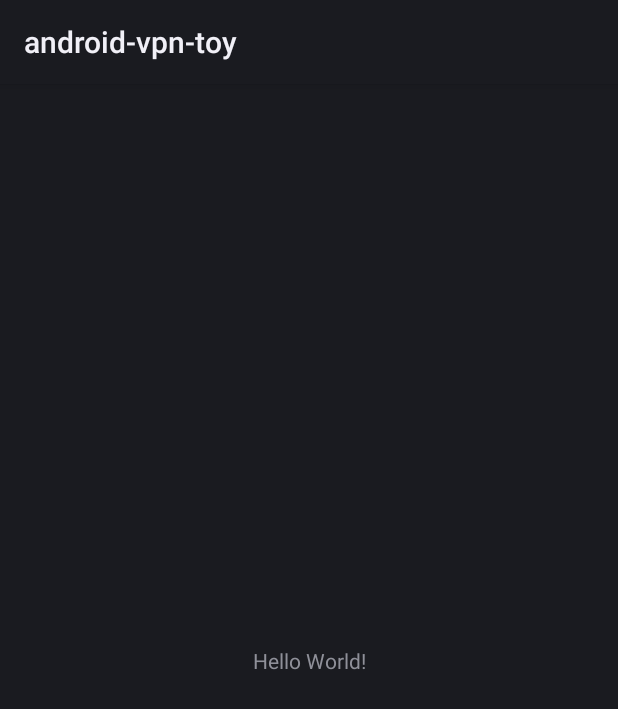
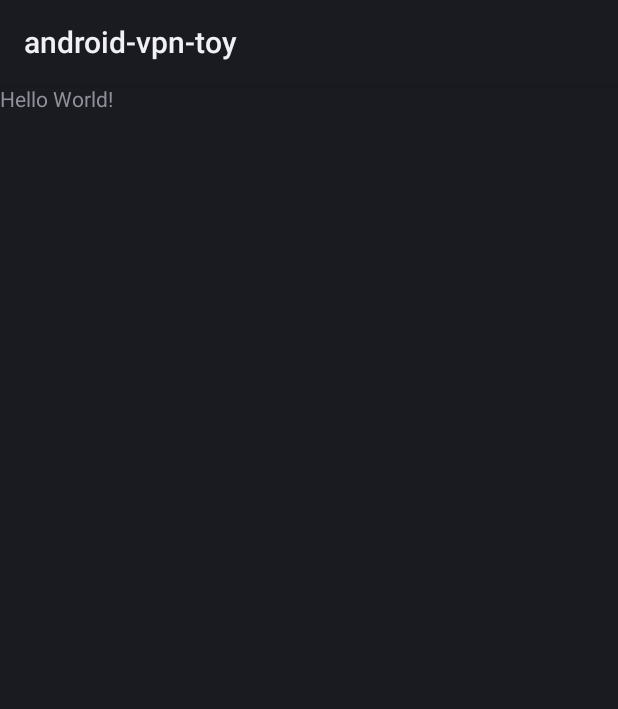
Before and after one commit to ichisadashioko/android-vpn-toy, an Android app: the layout activity_main.xml on its own in the app's theme, with its tools: preview values and no code run, on a phone screen of 412 x 824 dp. Shown: the top 709 px of the screen. Run offline under Robolectric (Android 15) with nearby library versions, the phone set to English and light mode, and no system bars.

Commit message:
make the code buildable

```diff
--- a/app/src/main/java/io/github/ichisadashioko/android/vpn/toy/MainActivity.java
+++ b/app/src/main/java/io/github/ichisadashioko/android/vpn/toy/MainActivity.java
@@ -1,10 +1,9 @@
 package io.github.ichisadashioko.android.vpn.toy;
 
+import android.app.Activity;
 import android.os.Bundle;
 
-import androidx.appcompat.app.AppCompatActivity;
-
-public class MainActivity extends AppCompatActivity {
+public class MainActivity extends Activity {
 
     @Override
     protected void onCreate(Bundle savedInstanceState) {
--- a/app/src/main/res/layout/activity_main.xml
+++ b/app/src/main/res/layout/activity_main.xml
@@ -1,5 +1,5 @@
 <?xml version="1.0" encoding="utf-8"?>
-<androidx.constraintlayout.widget.ConstraintLayout xmlns:android="http://schemas.android.com/apk/res/android"
+<LinearLayout xmlns:android="http://schemas.android.com/apk/res/android"
     xmlns:app="http://schemas.android.com/apk/res-auto"
     xmlns:tools="http://schemas.android.com/tools"
     android:layout_width="match_parent"
@@ -9,10 +9,6 @@
     <TextView
         android:layout_width="wrap_content"
         android:layout_height="wrap_content"
-        android:text="Hello World!"
-        app:layout_constraintBottom_toBottomOf="parent"
-        app:layout_constraintLeft_toLeftOf="parent"
-        app:layout_constraintRight_toRightOf="parent"
-        app:layout_constraintTop_toTopOf="parent" />
+        android:text="Hello World!" />
 
-</androidx.constraintlayout.widget.ConstraintLayout>
+</LinearLayout>
```
Also changed, not shown: gradle/wrapper/gradle-wrapper.properties, 2 other files.
